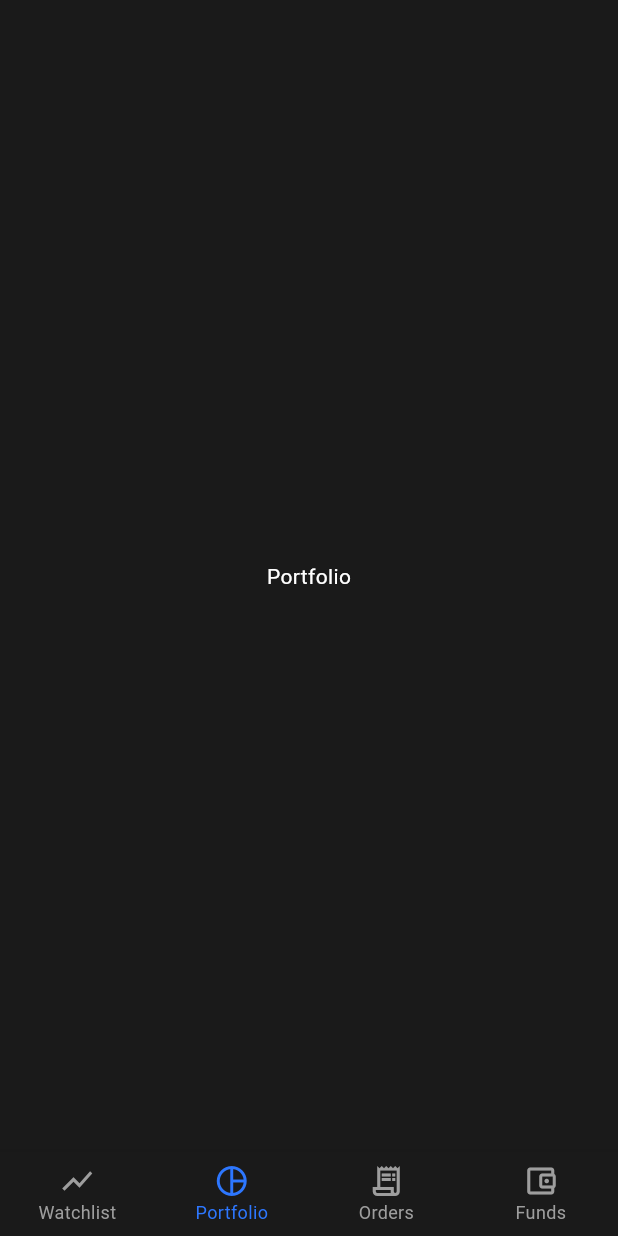
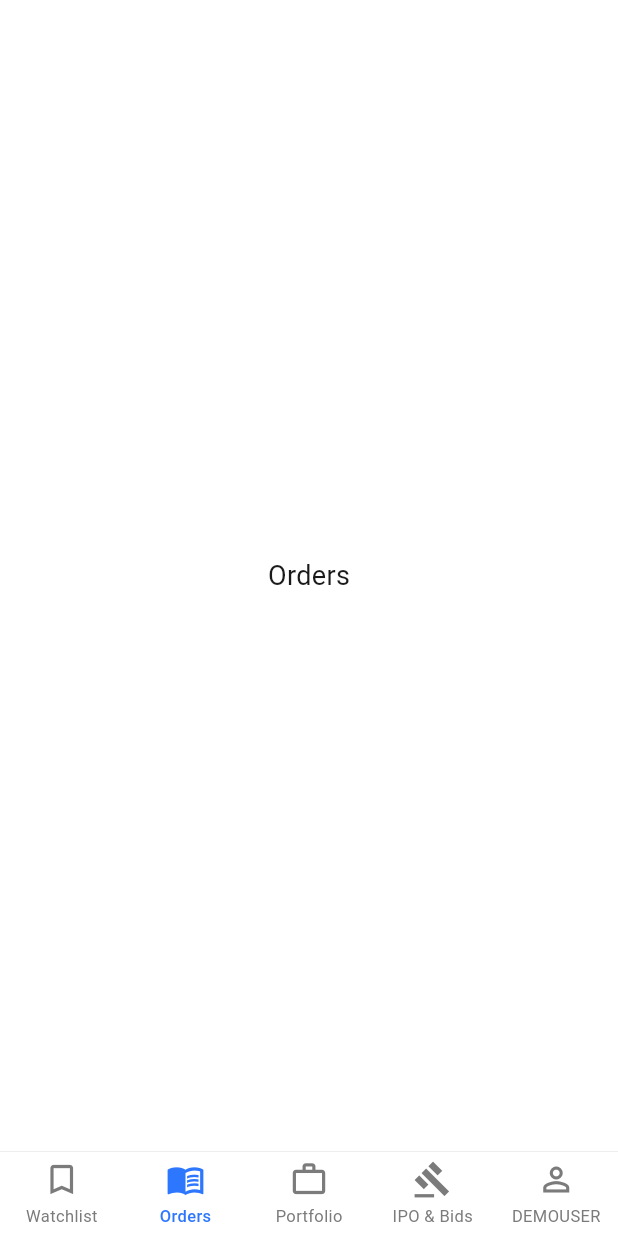
Before and after one commit to Writerw/stock-trading-ui, a Flutter app: the screen it shows after launch, item 2 of the bottom bar chosen, on a phone screen of 412 x 824 dp. Run offline on Flutter 3.47's test engine with Material 3 defaults, Android fonts, the phone set to English and light mode, and no system bars; our stand-ins replace google_fonts.

Commit message:
Switch to white theme and match Kite bottom nav exactly
- Full light/white theme (bg white, cards light grey, dark text)
- Bottom nav: 5 tabs matching Kite — Watchlist (bookmark), Orders (book),
  Portfolio (briefcase), IPO & Bids (gavel), DEMOUSER (person)
- Filled icons when selected, outline when not; blue selected color
- Light status bar, adjusted search bar + layers button for white bg

Co-Authored-By: Claude Opus 4.6 <noreply@anthropic.com>
Claude-Session: https://claude.ai/code/session_01TaJjXVjmkRnnBDYEh9LWe4

```diff
--- a/lib/main.dart
+++ b/lib/main.dart
@@ -1,4 +1,5 @@
 import 'package:flutter/material.dart';
+import 'package:flutter/services.dart';
 import 'theme/app_theme.dart';
 import 'screens/watchlist_screen.dart';
 
@@ -11,10 +12,16 @@ class MyApp extends StatelessWidget {
 
   @override
   Widget build(BuildContext context) {
+    // White status bar for light theme
+    SystemChrome.setSystemUIOverlayStyle(const SystemUiOverlayStyle(
+      statusBarColor: Colors.transparent,
+      statusBarIconBrightness: Brightness.dark,
+    ));
+
     return MaterialApp(
       title: 'Stock Trading App',
       debugShowCheckedModeBanner: false,
-      theme: AppTheme.darkTheme,
+      theme: AppTheme.lightTheme,
       home: const HomeScreen(),
     );
   }
@@ -32,16 +39,27 @@ class _HomeScreenState extends State<HomeScreen> {
 
   final List<Widget> _screens = [
     const WatchlistScreen(),
-    const Center(child: Text('Portfolio', style: TextStyle(color: Colors.white))),
-    const Center(child: Text('Orders', style: TextStyle(color: Colors.white))),
-    const Center(child: Text('Funds', style: TextStyle(color: Colors.white))),
+    Center(child: Text('Orders', style: TextStyle(color: AppTheme.textPrimary, fontSize: 18))),
+    Center(child: Text('Portfolio', style: TextStyle(color: AppTheme.textPrimary, fontSize: 18))),
+    Center(child: Text('IPO & Bids', style: TextStyle(color: AppTheme.textPrimary, fontSize: 18))),
+    Center(child: Text('Profile', style: TextStyle(color: AppTheme.textPrimary, fontSize: 18))),
   ];
 
   @override
   Widget build(BuildContext context) {
     return Scaffold(
       body: _screens[_currentIndex],
-      bottomNavigationBar: BottomNavigationBar(
+      bottomNavigationBar: Container(
+        decoration: BoxDecoration(
+          color: Colors.white,
+          border: Border(
+            top: BorderSide(
+              color: AppTheme.divider,
+              width: 0.5,
+            ),
+          ),
+        ),
+        child: BottomNavigationBar(
           currentIndex: _currentIndex,
           onTap: (index) {
             setState(() {
@@ -49,29 +67,76 @@ class _HomeScreenState extends State<HomeScreen> {
             });
           },
           type: BottomNavigationBarType.fixed,
-        backgroundColor: const Color(0xFF1A1A1A),
-        selectedItemColor: const Color(0xFF2D77FF),
-        unselectedItemColor: const Color(0xFF9E9E9E),
-        selectedFontSize: 12,
-        unselectedFontSize: 12,
+          backgroundColor: Colors.white,
+          elevation: 0,
+          selectedItemColor: AppTheme.blue,
+          unselectedItemColor: const Color(0xFF7B7B7B),
+          selectedFontSize: 11,
+          unselectedFontSize: 11,
+          selectedLabelStyle: const TextStyle(fontWeight: FontWeight.w500),
           items: const [
+            // Watchlist — bookmark/flag icon (Kite uses a bookmark ribbon)
             BottomNavigationBarItem(
-            icon: Icon(Icons.show_chart),
+              icon: Padding(
+                padding: EdgeInsets.only(bottom: 3),
+                child: Icon(Icons.bookmark_outline, size: 26),
+              ),
+              activeIcon: Padding(
+                padding: EdgeInsets.only(bottom: 3),
+                child: Icon(Icons.bookmark, size: 26),
+              ),
               label: 'Watchlist',
             ),
+            // Orders — book/notebook icon
             BottomNavigationBarItem(
-            icon: Icon(Icons.pie_chart_outline),
+              icon: Padding(
+                padding: EdgeInsets.only(bottom: 3),
+                child: Icon(Icons.menu_book_outlined, size: 26),
+              ),
+              activeIcon: Padding(
+                padding: EdgeInsets.only(bottom: 3),
+                child: Icon(Icons.menu_book, size: 26),
+              ),
+              label: 'Orders',
+            ),
+            // Portfolio — briefcase/suitcase icon
+            BottomNavigationBarItem(
+              icon: Padding(
+                padding: EdgeInsets.only(bottom: 3),
+                child: Icon(Icons.work_outline, size: 26),
+              ),
+              activeIcon: Padding(
+                padding: EdgeInsets.only(bottom: 3),
+                child: Icon(Icons.work, size: 26),
+              ),
               label: 'Portfolio',
             ),
+            // IPO & Bids — gavel/auction icon
             BottomNavigationBarItem(
-            icon: Icon(Icons.receipt_long_outlined),
-            label: 'Orders',
+              icon: Padding(
+                padding: EdgeInsets.only(bottom: 3),
+                child: Icon(Icons.gavel_outlined, size: 26),
               ),
+              activeIcon: Padding(
+                padding: EdgeInsets.only(bottom: 3),
+                child: Icon(Icons.gavel, size: 26),
+              ),
+              label: 'IPO & Bids',
+            ),
+            // DEMOUSER — person icon
             BottomNavigationBarItem(
-            icon: Icon(Icons.account_balance_wallet_outlined),
-            label: 'Funds',
+              icon: Padding(
+                padding: EdgeInsets.only(bottom: 3),
+                child: Icon(Icons.person_outline, size: 26),
+              ),
+              activeIcon: Padding(
+                padding: EdgeInsets.only(bottom: 3),
+                child: Icon(Icons.person, size: 26),
+              ),
+              label: 'DEMOUSER',
             ),
           ],
+        ),
       ),
     );
   }
--- a/lib/screens/watchlist_screen.dart
+++ b/lib/screens/watchlist_screen.dart
@@ -43,13 +43,13 @@ class _WatchlistScreenState extends State<WatchlistScreen> {
                     style: GoogleFonts.roboto(
                       fontSize: 26,
                       fontWeight: FontWeight.w700,
-                      color: Colors.white,
+                      color: AppTheme.textPrimary,
                     ),
                   ),
                   const Spacer(),
                   Icon(
                     Icons.keyboard_arrow_down_rounded,
-                    color: Colors.white.withOpacity(0.7),
+                    color: AppTheme.textPrimary.withOpacity(0.7),
                     size: 30,
                   ),
                 ],
@@ -86,7 +86,7 @@ class _WatchlistScreenState extends State<WatchlistScreen> {
                             width: 36,
                             height: 36,
                             decoration: BoxDecoration(
-                              color: const Color(0xFF2A3A5C),
+                              color: const Color(0xFFE6EEFF),
                               shape: BoxShape.circle,
                             ),
                             child: const Icon(
@@ -142,7 +142,7 @@ class _WatchlistScreenState extends State<WatchlistScreen> {
                     const SizedBox(width: 14),
                     Icon(
                       Icons.search_rounded,
-                      color: Colors.white.withOpacity(0.4),
+                      color: AppTheme.textSecondary,
                       size: 22,
                     ),
                     const SizedBox(width: 10),
@@ -155,13 +155,13 @@ class _WatchlistScreenState extends State<WatchlistScreen> {
                         },
                         style: GoogleFonts.roboto(
                           fontSize: 15,
-                          color: Colors.white,
+                          color: AppTheme.textPrimary,
                         ),
                         decoration: InputDecoration(
                           hintText: 'Search & add',
                           hintStyle: GoogleFonts.roboto(
                             fontSize: 15,
-                            color: Colors.white.withOpacity(0.35),
+                            color: AppTheme.textSecondary,
                           ),
                           border: InputBorder.none,
                           isDense: true,
@@ -173,7 +173,7 @@ class _WatchlistScreenState extends State<WatchlistScreen> {
                       '${_filteredStocks.length}/250',
                       style: GoogleFonts.roboto(
                         fontSize: 13,
-                        color: Colors.white.withOpacity(0.35),
+                        color: AppTheme.textSecondary,
                       ),
                     ),
                     const SizedBox(width: 10),
@@ -185,7 +185,7 @@ class _WatchlistScreenState extends State<WatchlistScreen> {
                     const SizedBox(width: 10),
                     Icon(
                       Icons.tune_rounded,
-                      color: Colors.white.withOpacity(0.4),
+                      color: AppTheme.textSecondary,
                       size: 20,
                     ),
                     const SizedBox(width: 14),
@@ -227,7 +227,7 @@ class _WatchlistScreenState extends State<WatchlistScreen> {
                               SnackBar(
                                 content: Text('${stock.symbol} — ₹${stock.ltp}'),
                                 duration: const Duration(seconds: 1),
-                                backgroundColor: AppTheme.card,
+                                backgroundColor: AppTheme.textPrimary,
                               ),
                             );
                           },
--- a/lib/theme/app_theme.dart
+++ b/lib/theme/app_theme.dart
@@ -2,18 +2,19 @@ import 'package:flutter/material.dart';
 import 'package:google_fonts/google_fonts.dart';
 
 class AppTheme {
-  static const Color background = Color(0xFF1A1A1A);
-  static const Color card = Color(0xFF242424);
-  static const Color divider = Color(0xFF2A2A2A);
-  static const Color textPrimary = Colors.white;
+  // ─── Light / White theme colors (Kite style) ───
+  static const Color background = Color(0xFFFFFFFF);
+  static const Color card = Color(0xFFF5F5F5);
+  static const Color divider = Color(0xFFE8E8E8);
+  static const Color textPrimary = Color(0xFF1A1A1A);
   static const Color textSecondary = Color(0xFF9E9E9E);
   static const Color blue = Color(0xFF2D77FF);
   static const Color green = Color(0xFF29A745);
   static const Color red = Color(0xFFF6465D);
 
-  static ThemeData get darkTheme {
+  static ThemeData get lightTheme {
     return ThemeData(
-      brightness: Brightness.dark,
+      brightness: Brightness.light,
       primaryColor: blue,
       scaffoldBackgroundColor: background,
       cardColor: card,
@@ -46,7 +47,7 @@ class AppTheme {
         selectedItemColor: blue,
         unselectedItemColor: textSecondary,
       ),
-      colorScheme: const ColorScheme.dark(
+      colorScheme: const ColorScheme.light(
         primary: blue,
         surface: card,
       ),
```
Lines whose indentation alone changed are shown as unchanged.
